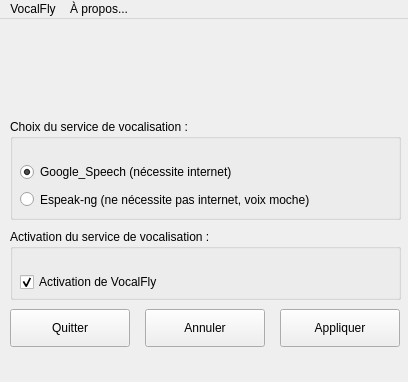
First picture: the form in mainwindow.ui, repository Paullux/dvkbuntu-VocalFly-GUI, before the edit.
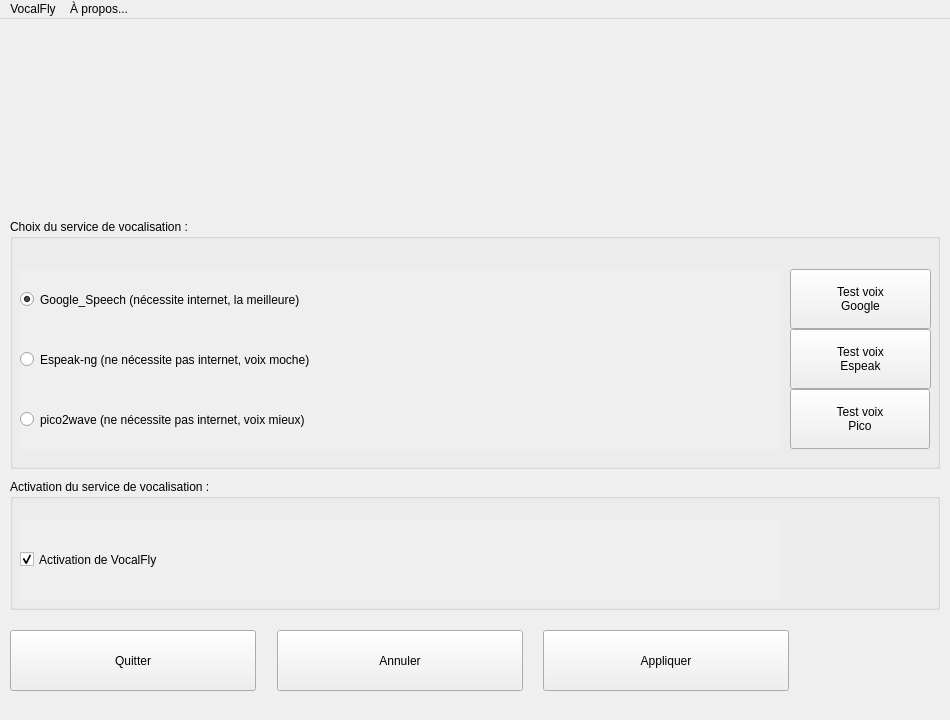
Second picture: the form after the edit. Icons and pictures are not drawn.

Commit message: Ajout option de test et améliorations diverses

```diff
--- a/mainwindow.ui
+++ b/mainwindow.ui
@@ -6,10 +6,22 @@
    <rect>
     <x>0</x>
     <y>0</y>
-    <width>408</width>
-    <height>382</height>
+    <width>950</width>
+    <height>720</height>
    </rect>
   </property>
+  <property name="minimumSize">
+   <size>
+    <width>950</width>
+    <height>720</height>
+   </size>
+  </property>
+  <property name="maximumSize">
+   <size>
+    <width>950</width>
+    <height>720</height>
+   </size>
+  </property>
   <property name="windowTitle">
    <string>VocalFly</string>
   </property>
@@ -17,6 +29,9 @@
    <iconset resource="image.qrc">
     <normaloff>:/icon/icon/vocalflyicon.png</normaloff>:/icon/icon/vocalflyicon.png</iconset>
   </property>
+  <property name="autoFillBackground">
+   <bool>true</bool>
+  </property>
   <property name="styleSheet">
    <string notr="true"/>
   </property>
@@ -27,10 +42,10 @@
    <widget class="QPushButton" name="pushButton">
     <property name="geometry">
      <rect>
-      <x>280</x>
-      <y>290</y>
-      <width>120</width>
-      <height>38</height>
+      <x>543</x>
+      <y>611</y>
+      <width>246</width>
+      <height>61</height>
      </rect>
     </property>
     <property name="text">
@@ -40,10 +55,10 @@
    <widget class="QPushButton" name="pushButton_2">
     <property name="geometry">
      <rect>
-      <x>145</x>
-      <y>290</y>
-      <width>120</width>
-      <height>38</height>
+      <x>277</x>
+      <y>611</y>
+      <width>246</width>
+      <height>61</height>
      </rect>
     </property>
     <property name="text">
@@ -54,11 +69,20 @@
     <property name="geometry">
      <rect>
       <x>10</x>
-      <y>100</y>
-      <width>391</width>
-      <height>101</height>
+      <y>200</y>
+      <width>930</width>
+      <height>250</height>
      </rect>
     </property>
+    <property name="sizePolicy">
+     <sizepolicy hsizetype="Expanding" vsizetype="Expanding">
+      <horstretch>0</horstretch>
+      <verstretch>0</verstretch>
+     </sizepolicy>
+    </property>
+    <property name="autoFillBackground">
+     <bool>true</bool>
+    </property>
     <property name="title">
      <string>Choix du service de vocalisation :</string>
     </property>
@@ -69,18 +93,27 @@
      <property name="geometry">
       <rect>
        <x>10</x>
-       <y>40</y>
-       <width>281</width>
-       <height>26</height>
+       <y>50</y>
+       <width>761</width>
+       <height>61</height>
       </rect>
      </property>
+     <property name="sizePolicy">
+      <sizepolicy hsizetype="Expanding" vsizetype="Expanding">
+       <horstretch>0</horstretch>
+       <verstretch>0</verstretch>
+      </sizepolicy>
+     </property>
      <property name="toolTip">
       <string>Cette voix est issue de Google,
 la voix est plutôt jolie mais
 elle nécessite internet pour fonctionner.</string>
      </property>
+     <property name="autoFillBackground">
+      <bool>true</bool>
+     </property>
      <property name="text">
-      <string>Google_Speech (nécessite internet)</string>
+      <string>Google_Speech (nécessite internet, la meilleure)</string>
      </property>
      <property name="checked">
       <bool>true</bool>
@@ -90,29 +123,108 @@
      <property name="geometry">
       <rect>
        <x>10</x>
-       <y>70</y>
-       <width>381</width>
-       <height>21</height>
+       <y>110</y>
+       <width>761</width>
+       <height>61</height>
       </rect>
      </property>
+     <property name="sizePolicy">
+      <sizepolicy hsizetype="Expanding" vsizetype="Expanding">
+       <horstretch>0</horstretch>
+       <verstretch>0</verstretch>
+      </sizepolicy>
+     </property>
      <property name="toolTip">
       <string>Cette voix est 100% libre,
 elle est aussi entièrement locale
 (elle ne nécessite pas internet)
 mais en revanche elle est très robotique !</string>
      </property>
+     <property name="autoFillBackground">
+      <bool>true</bool>
+     </property>
      <property name="text">
       <string>Espeak-ng (ne nécessite pas internet, voix moche)</string>
      </property>
     </widget>
+    <widget class="QRadioButton" name="pico2wave">
+     <property name="geometry">
+      <rect>
+       <x>10</x>
+       <y>170</y>
+       <width>761</width>
+       <height>61</height>
+      </rect>
+     </property>
+     <property name="sizePolicy">
+      <sizepolicy hsizetype="Expanding" vsizetype="Expanding">
+       <horstretch>0</horstretch>
+       <verstretch>0</verstretch>
+      </sizepolicy>
+     </property>
+     <property name="toolTip">
+      <string>Cette voix est 100% libre,
+elle est aussi entièrement locale
+(elle ne nécessite pas internet)
+et elle est mieux que Espeak-NG !</string>
+     </property>
+     <property name="autoFillBackground">
+      <bool>true</bool>
+     </property>
+     <property name="text">
+      <string>pico2wave (ne nécessite pas internet, voix mieux)</string>
+     </property>
+    </widget>
+    <widget class="QPushButton" name="TestGoogle">
+     <property name="geometry">
+      <rect>
+       <x>780</x>
+       <y>50</y>
+       <width>141</width>
+       <height>60</height>
+      </rect>
+     </property>
+     <property name="text">
+      <string>Test voix
+Google</string>
+     </property>
+    </widget>
+    <widget class="QPushButton" name="TestSpeak">
+     <property name="geometry">
+      <rect>
+       <x>780</x>
+       <y>110</y>
+       <width>141</width>
+       <height>60</height>
+      </rect>
+     </property>
+     <property name="text">
+      <string>Test voix
+Espeak</string>
+     </property>
+    </widget>
+    <widget class="QPushButton" name="TestPico">
+     <property name="geometry">
+      <rect>
+       <x>780</x>
+       <y>170</y>
+       <width>140</width>
+       <height>60</height>
+      </rect>
+     </property>
+     <property name="text">
+      <string>Test voix
+Pico</string>
+     </property>
+    </widget>
    </widget>
    <widget class="QGroupBox" name="groupBox_2">
     <property name="geometry">
      <rect>
       <x>10</x>
-      <y>210</y>
-      <width>391</width>
-      <height>71</height>
+      <y>460</y>
+      <width>930</width>
+      <height>131</height>
      </rect>
     </property>
     <property name="title">
@@ -123,13 +235,22 @@
       <rect>
        <x>10</x>
        <y>40</y>
-       <width>181</width>
-       <height>26</height>
+       <width>761</width>
+       <height>81</height>
       </rect>
      </property>
+     <property name="sizePolicy">
+      <sizepolicy hsizetype="Expanding" vsizetype="Expanding">
+       <horstretch>0</horstretch>
+       <verstretch>0</verstretch>
+      </sizepolicy>
+     </property>
      <property name="toolTip">
       <string>Activation/Désactivation de VocalFly</string>
      </property>
+     <property name="autoFillBackground">
+      <bool>true</bool>
+     </property>
      <property name="text">
       <string>Activation de VocalFly</string>
      </property>
@@ -142,9 +263,9 @@
     <property name="geometry">
      <rect>
       <x>10</x>
-      <y>290</y>
-      <width>120</width>
-      <height>38</height>
+      <y>611</y>
+      <width>246</width>
+      <height>61</height>
      </rect>
     </property>
     <property name="text">
@@ -154,10 +275,10 @@
    <widget class="QLabel" name="label">
     <property name="geometry">
      <rect>
-      <x>26</x>
-      <y>1</y>
-      <width>361</width>
-      <height>91</height>
+      <x>10</x>
+      <y>0</y>
+      <width>791</width>
+      <height>191</height>
      </rect>
     </property>
     <property name="text">
@@ -176,8 +297,8 @@
     <rect>
      <x>0</x>
      <y>0</y>
-     <width>408</width>
-     <height>34</height>
+     <width>950</width>
+     <height>29</height>
     </rect>
    </property>
    <property name="defaultUp">
```
The commit also changes 8 other files.
